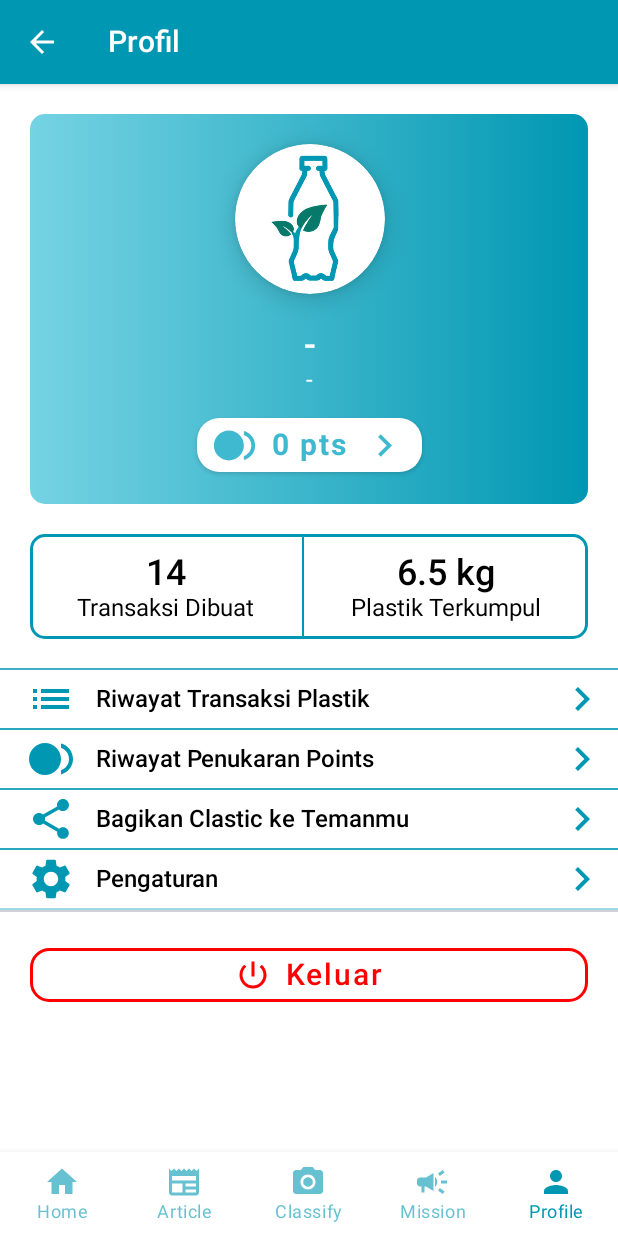
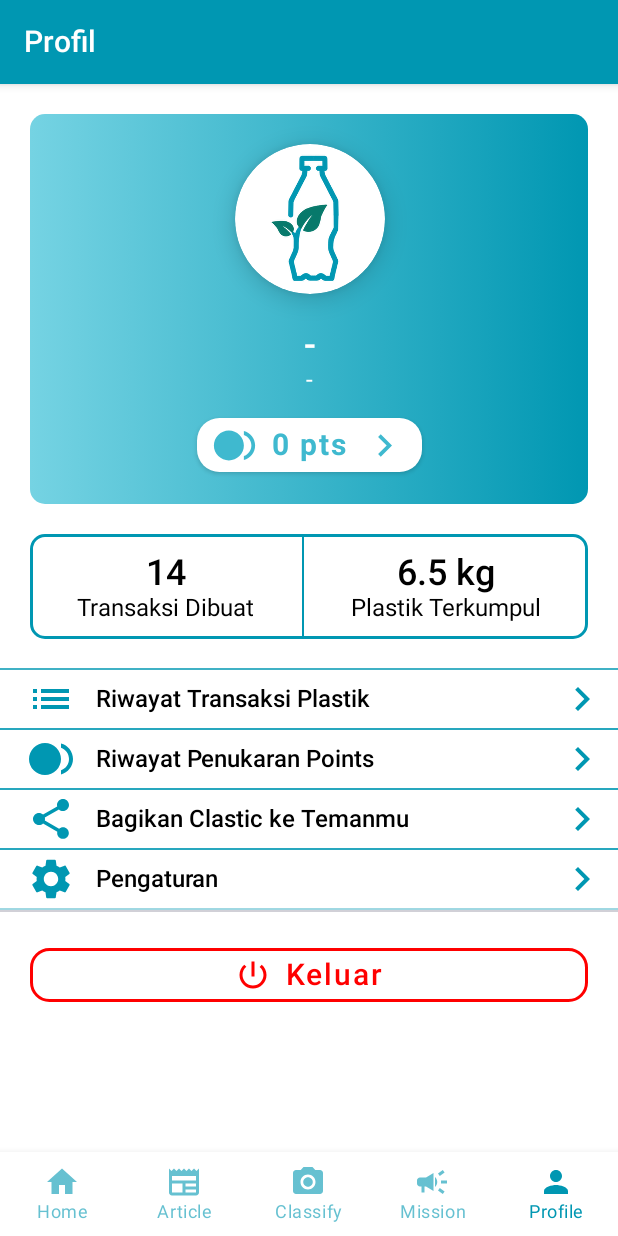
Before and after one commit to lsatriosim/clastic-app, an Android app built with Jetpack Compose: the ProfileScreen screen opened through its navigation route, on a phone screen of 412 x 824 dp. Run offline under Robolectric (Android 15) with nearby library versions, the light colour scheme and no system bars; our stand-ins replace Firebase (no records; nobody signed in at launch, a user with empty details on screens opened directly).

Commit message:
resolve conflict

```diff
--- a/mobile-development/app/src/main/java/com/example/clastic/ui/screen/profile/ProfileScreen.kt
+++ b/mobile-development/app/src/main/java/com/example/clastic/ui/screen/profile/ProfileScreen.kt
@@ -44,20 +44,17 @@ fun ProfileScreen(
     modifier: Modifier = Modifier,
     navHostController:NavHostController
 ) {
+    val context = LocalContext.current
     val viewModel: ProfileViewModel = viewModel(
-        factory = ViewModelFactory.getInstance(
-            LocalContext.current
-        )
+        factory = ViewModelFactory.getInstance(context)
     )
     val mainScope = MainScope()
     val user by viewModel.user.collectAsState()
-    val context = LocalContext.current
+
 
     Scaffold(
         topBar = {
-            ProfileTopBar(
-                onBackClick = { TODO() }
-            )
+            ProfileTopBar()
         },
         bottomBar = { BottomBar(currentMenu = "Profile", navController = navHostController)},
         modifier = modifier
--- a/mobile-development/app/src/main/java/com/example/clastic/ui/screen/profile/components/ProfileTopBar.kt
+++ b/mobile-development/app/src/main/java/com/example/clastic/ui/screen/profile/components/ProfileTopBar.kt
@@ -15,19 +15,8 @@ import com.example.clastic.R
 import com.example.clastic.ui.theme.ClasticTheme
 
 @Composable
-fun ProfileTopBar(
-    onBackClick: () -> Unit,
-) {
+fun ProfileTopBar() {
     TopAppBar(
-        navigationIcon = {
-            IconButton(onClick = onBackClick) {
-                Icon(
-                    imageVector = Icons.Default.ArrowBack,
-                    contentDescription = stringResource(R.string.back),
-                    tint = Color.White
-                )
-            }
-        },
         title = {
             Text(
                 text = stringResource(R.string.profile),
@@ -42,8 +31,6 @@ fun ProfileTopBar(
 @Composable
 fun ProfileTopBarPreview(){
     ClasticTheme {
-        ProfileTopBar(
-            onBackClick = {}
-        )
+        ProfileTopBar()
     }
 }
```
Also changed, not shown: mobile-development/app/src/main/java/com/example/clastic/ui/screen/MainActivity.kt (+5 -3 lines).
